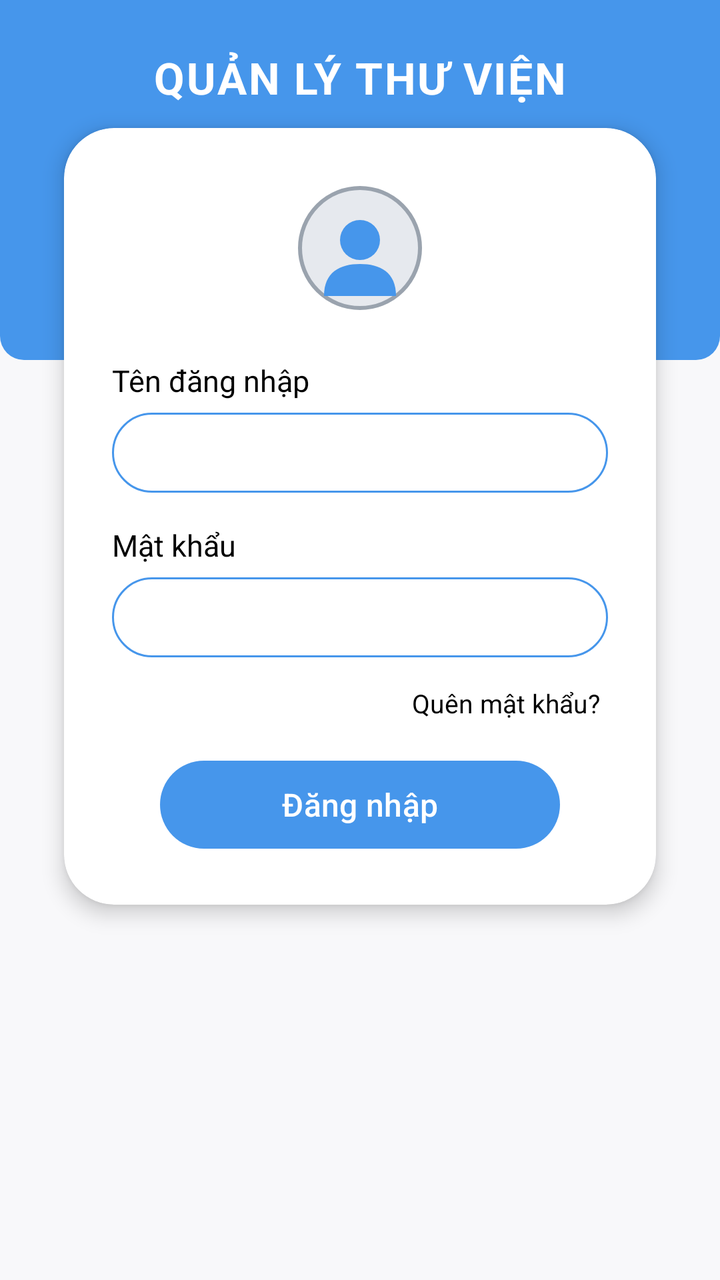
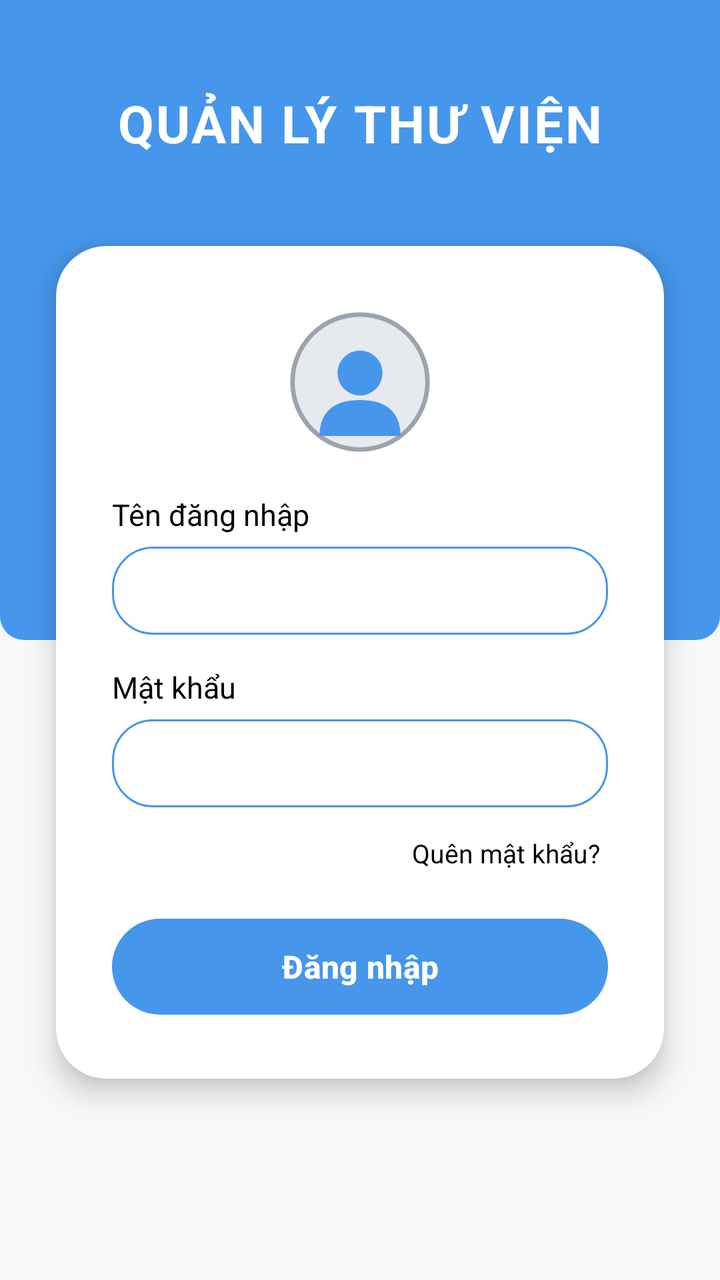

Compare the two renders of this Android layout. The source of the first and the diff that turns it into the second are given below.
<!-- AndroidManifest.xml: application theme Theme.QuanLyThuVien -->
<!-- res/layout/activity_login.xml -->
<?xml version="1.0" encoding="utf-8"?>
<androidx.constraintlayout.widget.ConstraintLayout
    xmlns:android="http://schemas.android.com/apk/res/android"
    xmlns:app="http://schemas.android.com/apk/res-auto"
    xmlns:tools="http://schemas.android.com/tools"
    android:id="@+id/loginRoot"
    android:layout_width="match_parent"
    android:layout_height="match_parent"
    android:background="@color/colorBackground"
    tools:context=".LoginActivity">

    <View
        android:id="@+id/headerBlue"
        android:layout_width="0dp"
        android:layout_height="180dp"
        android:background="@drawable/bg_header_blue"
        app:layout_constraintEnd_toEndOf="parent"
        app:layout_constraintStart_toStartOf="parent"
        app:layout_constraintTop_toTopOf="parent" />

    <TextView
        android:id="@+id/tvAppTitle"
        android:layout_width="wrap_content"
        android:layout_height="wrap_content"
        android:layout_marginTop="24dp"
        android:text="@string/app_title"
        android:textColor="@color/white"
        android:textSize="22sp"
        android:textStyle="bold"
        android:letterSpacing="0.04"
        app:layout_constraintEnd_toEndOf="@id/headerBlue"
        app:layout_constraintStart_toStartOf="@id/headerBlue"
        app:layout_constraintTop_toTopOf="@id/headerBlue" />

    <androidx.cardview.widget.CardView
        android:id="@+id/cardLogin"
        android:layout_width="0dp"
        android:layout_height="wrap_content"
        android:layout_marginStart="32dp"
        android:layout_marginTop="64dp"
        android:layout_marginEnd="32dp"
        app:cardBackgroundColor="@color/white"
        app:cardCornerRadius="25dp"
        app:cardElevation="6dp"
        app:layout_constraintEnd_toEndOf="parent"
        app:layout_constraintStart_toStartOf="parent"
        app:layout_constraintTop_toTopOf="parent">

        <LinearLayout
            android:layout_width="match_parent"
            android:layout_height="wrap_content"
            android:orientation="vertical"
            android:paddingStart="24dp"
            android:paddingTop="28dp"
            android:paddingEnd="24dp"
            android:paddingBottom="28dp">

            <ImageView
                android:id="@+id/imgAvatar"
                android:layout_width="64dp"
                android:layout_height="64dp"
                android:layout_gravity="center_horizontal"
                android:contentDescription="@string/label_username"
                android:src="@drawable/ic_user_avatar" />

            <TextView
                android:layout_width="wrap_content"
                android:layout_height="wrap_content"
                android:layout_marginTop="24dp"
                android:text="@string/label_username"
                android:textColor="@color/black"
                android:textSize="15sp" />

            <EditText
                android:id="@+id/edtUsername"
                android:layout_width="match_parent"
                android:layout_height="40dp"
                android:layout_marginTop="6dp"
                android:autofillHints="username"
                android:background="@drawable/bg_edittext_rounded"
                android:inputType="text"
                android:paddingStart="16dp"
                android:paddingEnd="16dp"
                android:textColor="@color/black"
                android:textColorHint="@color/colorTextHint"
                android:textSize="14sp" />

            <TextView
                android:layout_width="wrap_content"
                android:layout_height="wrap_content"
                android:layout_marginTop="16dp"
                android:text="@string/label_password"
                android:textColor="@color/black"
                android:textSize="15sp" />

            <EditText
                android:id="@+id/edtPassword"
                android:layout_width="match_parent"
                android:layout_height="40dp"
                android:layout_marginTop="6dp"
                android:autofillHints="password"
                android:background="@drawable/bg_edittext_rounded"
                android:inputType="textPassword"
                android:paddingStart="16dp"
                android:paddingEnd="16dp"
                android:textColor="@color/black"
                android:textColorHint="@color/colorTextHint"
                android:textSize="14sp" />

            <TextView
                android:id="@+id/tvForgotPassword"
                android:layout_width="wrap_content"
                android:layout_height="wrap_content"
                android:layout_gravity="end"
                android:layout_marginTop="10dp"
                android:padding="4dp"
                android:text="@string/label_forgot_password"
                android:textColor="@color/black"
                android:textSize="13sp" />

            <Button
                android:id="@+id/btnLogin"
                android:layout_width="200dp"
                android:layout_height="44dp"
                android:layout_gravity="center_horizontal"
                android:layout_marginTop="16dp"
                android:background="@drawable/bg_button_login"
                android:text="@string/btn_login"
                android:textAllCaps="false"
                android:textColor="@color/white"
                android:textSize="16sp" />

        </LinearLayout>
    </androidx.cardview.widget.CardView>

</androidx.constraintlayout.widget.ConstraintLayout>
<!-- resources referenced by this layout -->
<resources>
  <color name="black">#FF000000</color>
  <color name="colorBackground">#F8F8FA</color>
  <color name="colorTextHint">#9AA3AE</color>
  <color name="white">#FFFFFFFF</color>
  <!-- drawable bg_button_login (drawable) -->
  <?xml version="1.0" encoding="utf-8"?>
  <selector xmlns:android="http://schemas.android.com/apk/res/android">
      <item android:state_pressed="true">
          <shape android:shape="rectangle">
              <solid android:color="@color/colorPrimaryDark" />
              <corners android:radius="50dp" />
          </shape>
      </item>
      <item>
          <shape android:shape="rectangle">
              <solid android:color="@color/colorPrimary" />
              <corners android:radius="50dp" />
          </shape>
      </item>
  </selector>
  <!-- drawable bg_edittext_rounded (drawable) -->
  <?xml version="1.0" encoding="utf-8"?>
  <shape xmlns:android="http://schemas.android.com/apk/res/android"
      android:shape="rectangle">
      <solid android:color="@android:color/white" />
      <stroke
          android:width="1dp"
          android:color="@color/colorPrimary" />
      <corners android:radius="20dp" />
  </shape>
  <!-- drawable bg_header_blue (drawable) -->
  <?xml version="1.0" encoding="utf-8"?>
  <shape xmlns:android="http://schemas.android.com/apk/res/android"
      android:shape="rectangle">
      <solid android:color="@color/colorPrimary" />
      <corners
          android:bottomLeftRadius="12dp"
          android:bottomRightRadius="12dp" />
  </shape>
  <!-- drawable ic_user_avatar (drawable) -->
  <?xml version="1.0" encoding="utf-8"?>
  <vector xmlns:android="http://schemas.android.com/apk/res/android"
      android:width="64dp"
      android:height="64dp"
      android:viewportWidth="64"
      android:viewportHeight="64">
      <path
          android:pathData="M32,32m-30,0a30,30 0,1 1,60 0a30,30 0,1 1,-60 0"
          android:fillColor="#E6E9EE"
          android:strokeColor="#9AA3AE"
          android:strokeWidth="2" />
      <path
          android:pathData="M32,28m-10,0a10,10 0,1 1,20 0a10,10 0,1 1,-20 0"
          android:fillColor="#4696EB" />
      <path
          android:pathData="M14,56 C14,44 22,40 32,40 C42,40 50,44 50,56 L14,56 Z"
          android:fillColor="#4696EB" />
  </vector>
  <string name="app_title">QUẢN LÝ THƯ VIỆN</string>
  <string name="btn_login">Đăng nhập</string>
  <string name="label_forgot_password">Quên mật khẩu?</string>
  <string name="label_password">Mật khẩu</string>
  <string name="label_username">Tên đăng nhập</string>
  <style name="Theme.QuanLyThuVien" parent="Base.Theme.QuanLyThuVien" />
  <color name="colorPrimaryDark">#4F91D7</color>
  <color name="colorPrimary">#4696EB</color>
  <style name="Base.Theme.QuanLyThuVien" parent="Theme.Material3.DayNight.NoActionBar">
          <item name="colorPrimary">@color/colorPrimary</item>
          <item name="colorPrimaryVariant">@color/colorPrimaryDark</item>
          <item name="colorOnPrimary">@color/white</item>
          
          <item name="android:statusBarColor" tools:targetApi="l">@android:color/transparent</item>
          <item name="android:windowLightStatusBar" tools:targetApi="m">false</item>
      </style>
</resources>

<!-- the commit's change to res/layout/activity_login.xml (unified diff, before → after) -->
@@ -12,53 +12,57 @@
     <View
         android:id="@+id/headerBlue"
         android:layout_width="0dp"
-        android:layout_height="180dp"
+        android:layout_height="0dp"
         android:background="@drawable/bg_header_blue"
         app:layout_constraintEnd_toEndOf="parent"
         app:layout_constraintStart_toStartOf="parent"
-        app:layout_constraintTop_toTopOf="parent" />
+        app:layout_constraintTop_toTopOf="parent"
+        app:layout_constraintBottom_toBottomOf="parent"
+        app:layout_constraintVertical_bias="0"
+        app:layout_constraintHeight_percent="0.50" />
 
     <TextView
         android:id="@+id/tvAppTitle"
         android:layout_width="wrap_content"
         android:layout_height="wrap_content"
-        android:layout_marginTop="24dp"
         android:text="@string/app_title"
         android:textColor="@color/white"
-        android:textSize="22sp"
+        android:textSize="26sp"
         android:textStyle="bold"
         android:letterSpacing="0.04"
-        app:layout_constraintEnd_toEndOf="@id/headerBlue"
-        app:layout_constraintStart_toStartOf="@id/headerBlue"
-        app:layout_constraintTop_toTopOf="@id/headerBlue" />
+        app:layout_constraintStart_toStartOf="parent"
+        app:layout_constraintEnd_toEndOf="parent"
+        app:layout_constraintTop_toTopOf="parent"
+        app:layout_constraintBottom_toTopOf="@id/cardLogin" />
 
     <androidx.cardview.widget.CardView
         android:id="@+id/cardLogin"
         android:layout_width="0dp"
         android:layout_height="wrap_content"
-        android:layout_marginStart="32dp"
-        android:layout_marginTop="64dp"
-        android:layout_marginEnd="32dp"
+        android:layout_marginStart="28dp"
+        android:layout_marginEnd="28dp"
         app:cardBackgroundColor="@color/white"
         app:cardCornerRadius="25dp"
-        app:cardElevation="6dp"
+        app:cardElevation="8dp"
         app:layout_constraintEnd_toEndOf="parent"
         app:layout_constraintStart_toStartOf="parent"
-        app:layout_constraintTop_toTopOf="parent">
+        app:layout_constraintTop_toTopOf="parent"
+        app:layout_constraintBottom_toBottomOf="parent"
+        app:layout_constraintVertical_bias="0.55">
 
         <LinearLayout
             android:layout_width="match_parent"
             android:layout_height="wrap_content"
             android:orientation="vertical"
-            android:paddingStart="24dp"
-            android:paddingTop="28dp"
-            android:paddingEnd="24dp"
-            android:paddingBottom="28dp">
+            android:paddingStart="28dp"
+            android:paddingTop="32dp"
+            android:paddingEnd="28dp"
+            android:paddingBottom="32dp">
 
             <ImageView
                 android:id="@+id/imgAvatar"
-                android:layout_width="64dp"
-                android:layout_height="64dp"
+                android:layout_width="72dp"
+                android:layout_height="72dp"
                 android:layout_gravity="center_horizontal"
                 android:contentDescription="@string/label_username"
                 android:src="@drawable/ic_user_avatar" />
@@ -66,7 +70,7 @@
             <TextView
                 android:layout_width="wrap_content"
                 android:layout_height="wrap_content"
-                android:layout_marginTop="24dp"
+                android:layout_marginTop="20dp"
                 android:text="@string/label_username"
                 android:textColor="@color/black"
                 android:textSize="15sp" />
@@ -74,7 +78,7 @@
             <EditText
                 android:id="@+id/edtUsername"
                 android:layout_width="match_parent"
-                android:layout_height="40dp"
+                android:layout_height="44dp"
                 android:layout_marginTop="6dp"
                 android:autofillHints="username"
                 android:background="@drawable/bg_edittext_rounded"
@@ -96,7 +100,7 @@
             <EditText
                 android:id="@+id/edtPassword"
                 android:layout_width="match_parent"
-                android:layout_height="40dp"
+                android:layout_height="44dp"
                 android:layout_marginTop="6dp"
                 android:autofillHints="password"
                 android:background="@drawable/bg_edittext_rounded"
@@ -120,15 +124,16 @@
 
             <Button
                 android:id="@+id/btnLogin"
-                android:layout_width="200dp"
-                android:layout_height="44dp"
+                android:layout_width="match_parent"
+                android:layout_height="48dp"
                 android:layout_gravity="center_horizontal"
-                android:layout_marginTop="16dp"
+                android:layout_marginTop="20dp"
                 android:background="@drawable/bg_button_login"
                 android:text="@string/btn_login"
                 android:textAllCaps="false"
                 android:textColor="@color/white"
-                android:textSize="16sp" />
+                android:textSize="16sp"
+                android:textStyle="bold" />
 
         </LinearLayout>
     </androidx.cardview.widget.CardView>
